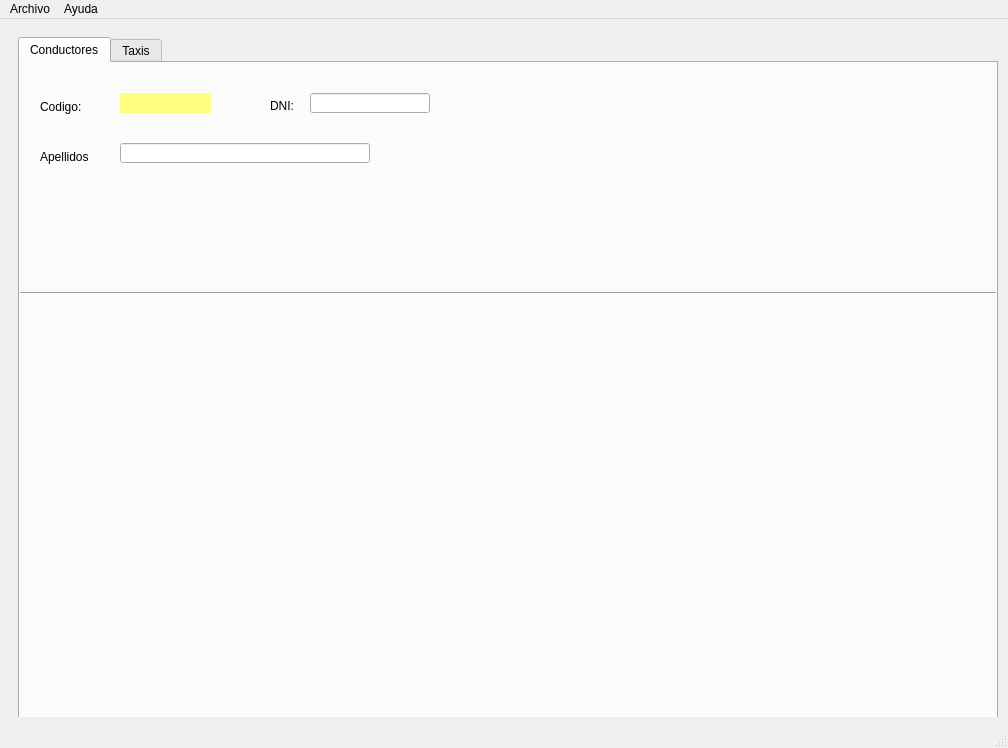
First picture: the form in MainWindow.ui, repository javierlago/lagoamoedo, before the edit.
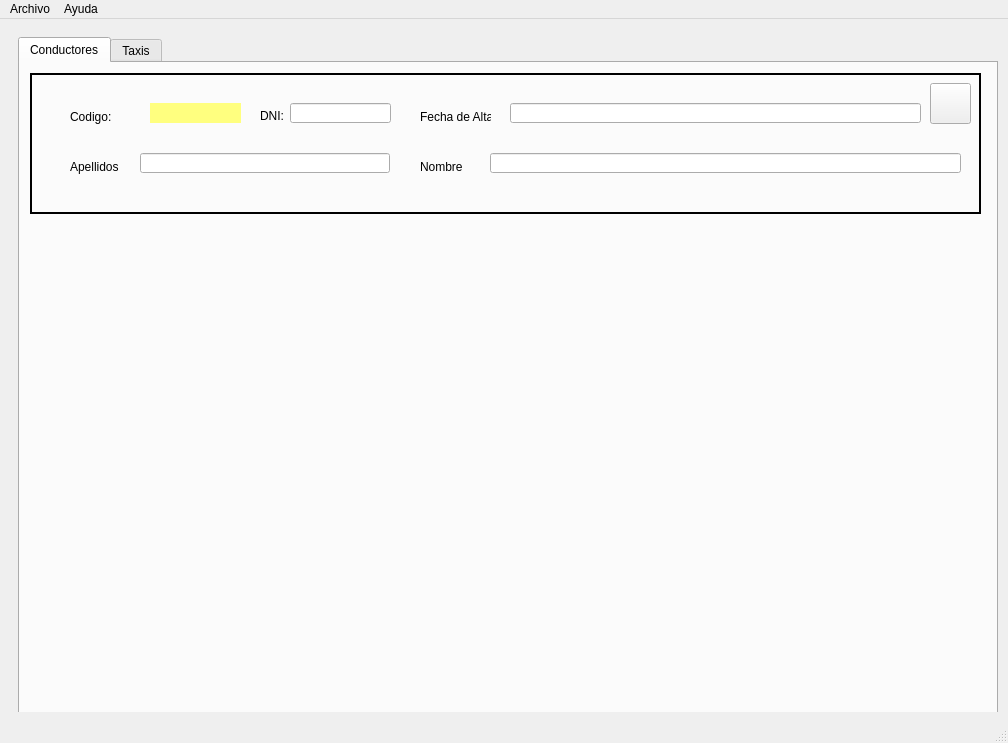
Second picture: the form after the edit. Icons and pictures are not drawn.

Diff of the .ui file:
```diff
--- a/MainWindow.ui
+++ b/MainWindow.ui
@@ -7,7 +7,7 @@
     <x>0</x>
     <y>0</y>
     <width>1008</width>
-    <height>748</height>
+    <height>743</height>
    </rect>
   </property>
   <property name="sizePolicy">
@@ -79,48 +79,41 @@
           <attribute name="title">
            <string>Conductores</string>
           </attribute>
-          <widget class="Line" name="line">
+          <widget class="QFrame" name="frame">
+           <property name="enabled">
+            <bool>true</bool>
+           </property>
            <property name="geometry">
             <rect>
-             <x>0</x>
-             <y>220</y>
-             <width>981</width>
-             <height>20</height>
+             <x>10</x>
+             <y>10</y>
+             <width>951</width>
+             <height>141</height>
             </rect>
            </property>
-           <property name="sizePolicy">
-            <sizepolicy hsizetype="Expanding" vsizetype="Fixed">
-             <horstretch>0</horstretch>
-             <verstretch>0</verstretch>
-            </sizepolicy>
+           <property name="frameShape">
+            <enum>QFrame::Box</enum>
            </property>
-           <property name="orientation">
-            <enum>Qt::Horizontal</enum>
+           <property name="frameShadow">
+            <enum>QFrame::Plain</enum>
            </property>
-          </widget>
-          <widget class="QLabel" name="lblCodigo">
+           <property name="lineWidth">
+            <number>2</number>
+           </property>
+           <widget class="QLineEdit" name="txtDni">
            <property name="geometry">
             <rect>
-             <x>20</x>
+              <x>260</x>
              <y>30</y>
-             <width>61</width>
-             <height>21</height>
-            </rect>
-           </property>
-           <property name="styleSheet">
-            <string notr="true"/>
-           </property>
-           <property name="text">
-            <string>Codigo:</string>
-           </property>
-           <property name="alignment">
-            <set>Qt::AlignBottom|Qt::AlignLeading|Qt::AlignLeft</set>
-           </property>
+              <width>101</width>
+              <height>20</height>
+             </rect>
+            </property>
           </widget>
           <widget class="QLabel" name="lblCodDB">
            <property name="geometry">
             <rect>
-             <x>100</x>
+              <x>120</x>
              <y>30</y>
              <width>91</width>
              <height>20</height>
@@ -133,10 +126,39 @@
             <string/>
            </property>
           </widget>
+           <widget class="QLabel" name="lblCodigo">
+            <property name="geometry">
+             <rect>
+              <x>40</x>
+              <y>30</y>
+              <width>61</width>
+              <height>21</height>
+             </rect>
+            </property>
+            <property name="styleSheet">
+             <string notr="true"/>
+            </property>
+            <property name="text">
+             <string>Codigo:</string>
+            </property>
+            <property name="alignment">
+             <set>Qt::AlignBottom|Qt::AlignLeading|Qt::AlignLeft</set>
+            </property>
+           </widget>
+           <widget class="QLineEdit" name="txtDni_2">
+            <property name="geometry">
+             <rect>
+              <x>110</x>
+              <y>80</y>
+              <width>250</width>
+              <height>20</height>
+             </rect>
+            </property>
+           </widget>
           <widget class="QLabel" name="lblDNI">
            <property name="geometry">
             <rect>
-             <x>250</x>
+              <x>230</x>
              <y>30</y>
              <width>50</width>
              <height>20</height>
@@ -149,20 +171,10 @@
             <set>Qt::AlignBottom|Qt::AlignLeading|Qt::AlignLeft</set>
            </property>
           </widget>
-          <widget class="QLineEdit" name="txtDni">
-           <property name="geometry">
-            <rect>
-             <x>290</x>
-             <y>30</y>
-             <width>120</width>
-             <height>20</height>
-            </rect>
-           </property>
-          </widget>
           <widget class="QLabel" name="lblSurname">
            <property name="geometry">
             <rect>
-             <x>20</x>
+              <x>40</x>
              <y>80</y>
              <width>51</width>
              <height>21</height>
@@ -178,15 +190,87 @@
             <set>Qt::AlignBottom|Qt::AlignLeading|Qt::AlignLeft</set>
            </property>
           </widget>
-          <widget class="QLineEdit" name="txtDni_2">
+           <widget class="QLabel" name="tltDate">
            <property name="geometry">
             <rect>
-             <x>100</x>
+              <x>390</x>
+              <y>30</y>
+              <width>71</width>
+              <height>21</height>
+             </rect>
+            </property>
+            <property name="styleSheet">
+             <string notr="true"/>
+            </property>
+            <property name="text">
+             <string>&lt;html&gt;&lt;head/&gt;&lt;body&gt;&lt;p&gt;Fecha de Alta:&lt;/p&gt;&lt;/body&gt;&lt;/html&gt;</string>
+            </property>
+            <property name="alignment">
+             <set>Qt::AlignBottom|Qt::AlignLeading|Qt::AlignLeft</set>
+            </property>
+           </widget>
+           <widget class="QLabel" name="lblName">
+            <property name="geometry">
+             <rect>
+              <x>390</x>
              <y>80</y>
-             <width>250</width>
+              <width>51</width>
+              <height>21</height>
+             </rect>
+            </property>
+            <property name="styleSheet">
+             <string notr="true"/>
+            </property>
+            <property name="text">
+             <string>&lt;html&gt;&lt;head/&gt;&lt;body&gt;&lt;p&gt;Nombre&lt;/p&gt;&lt;/body&gt;&lt;/html&gt;</string>
+            </property>
+            <property name="alignment">
+             <set>Qt::AlignBottom|Qt::AlignLeading|Qt::AlignLeft</set>
+            </property>
+           </widget>
+           <widget class="QLineEdit" name="txtDni_3">
+            <property name="geometry">
+             <rect>
+              <x>460</x>
+              <y>80</y>
+              <width>471</width>
              <height>20</height>
             </rect>
            </property>
+           </widget>
+           <widget class="QLineEdit" name="txtDate">
+            <property name="geometry">
+             <rect>
+              <x>480</x>
+              <y>30</y>
+              <width>411</width>
+              <height>20</height>
+             </rect>
+            </property>
+           </widget>
+           <widget class="QPushButton" name="btnCalendar">
+            <property name="geometry">
+             <rect>
+              <x>900</x>
+              <y>10</y>
+              <width>41</width>
+              <height>41</height>
+             </rect>
+            </property>
+            <property name="text">
+             <string/>
+            </property>
+            <property name="icon">
+             <iconset>
+              <normaloff>../../.designer/backup/img/calendar-icon_34471.png</normaloff>../../.designer/backup/img/calendar-icon_34471.png</iconset>
+            </property>
+            <property name="iconSize">
+             <size>
+              <width>32</width>
+              <height>32</height>
+             </size>
+            </property>
+           </widget>
           </widget>
          </widget>
          <widget class="QWidget" name="tabCars">
```
Left out of the diff: 2 changed lines with no effect on the pictures. Lines whose indentation alone changed are shown as unchanged.
